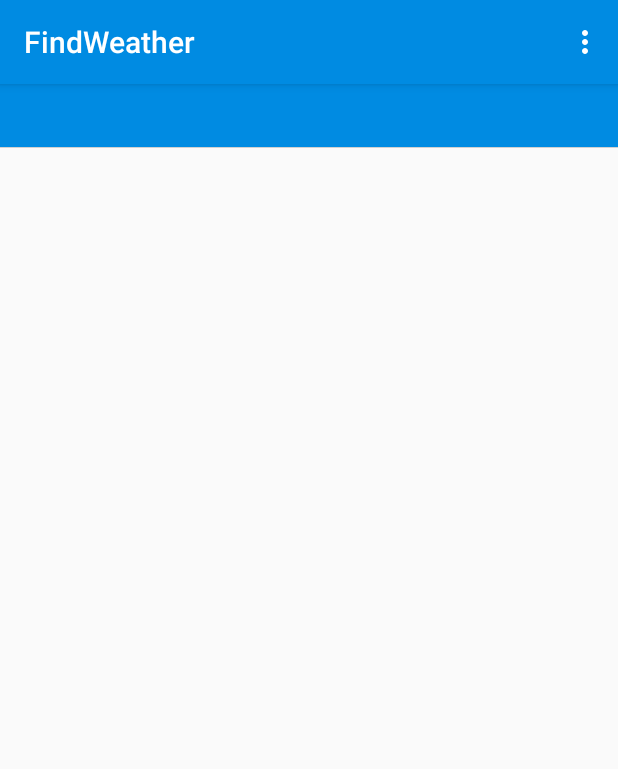
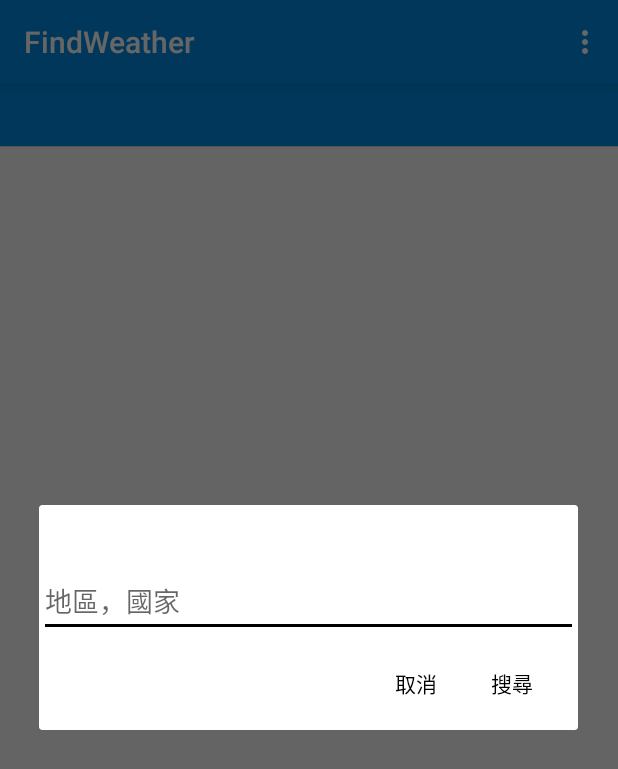
Before and after one commit to XjojoX1989/FindWeather, an Android app: the screen it shows after launch (MainActivity), in the options menu, after a tap on "新增地點", on a phone screen of 412 x 824 dp. Shown: the top 769 px of the screen. Run offline under Robolectric (Android 15) with nearby library versions, the phone set to English and light mode, and no system bars.

Commit message:
新增搜尋區域天氣分頁

```diff
--- a/app/src/main/java/project/chris/findweather/BaseFragment.kt
+++ b/app/src/main/java/project/chris/findweather/BaseFragment.kt
@@ -5,6 +5,7 @@ import android.annotation.SuppressLint
 import android.app.Activity
 import android.app.AlertDialog
 import android.content.Context
+import android.content.DialogInterface
 import android.content.Intent
 import android.content.pm.PackageManager
 import android.graphics.Color
@@ -15,17 +16,18 @@ import android.os.Build
 import android.os.Bundle
 import android.support.v4.app.Fragment
 import android.support.v4.view.ViewPager
+import android.text.TextUtils
 import android.widget.LinearLayout
 import java.util.*
 import android.util.Log
 import android.view.*
+import android.widget.EditText
 import android.widget.TextView
 import android.widget.Toast
 import com.google.android.gms.common.api.GoogleApiClient
 import com.google.android.gms.location.LocationServices
 import project.chris.findweather.MVP.GPSWeatherDetailFragment
-import project.chris.findweather.Network.WeatherAPIManager
-import java.util.concurrent.Executors
+import project.chris.findweather.MVP.view.DesignatedCityFragment
 
 
 @Suppress("IMPLICIT_CAST_TO_ANY")
@@ -235,6 +237,7 @@ class BaseFragment : Fragment(), LocationStatus {
             else
                 view.setBackgroundColor(Color.GRAY)
         }
+
     }
 
 
@@ -242,8 +245,7 @@ class BaseFragment : Fragment(), LocationStatus {
 
         when (item.itemId) {
             R.id.action_add -> {
-                if (lastLocation != null)
-                    onActionAdd(lastLocation!!)
+                createSearchDialog()
             }
             R.id.action_dele -> {
                 delete(mViewPager.currentItem)
@@ -253,6 +255,24 @@ class BaseFragment : Fragment(), LocationStatus {
             }
         }
         return super.onOptionsItemSelected(item)
+    }
+
+    private fun createSearchDialog() {
+        val searchView = LayoutInflater.from(context).inflate(R.layout.custom_dialog, null)
+        AlertDialog.Builder(context)
+                .setView(searchView)
+                .setPositiveButton("搜尋", DialogInterface.OnClickListener { dialog, which ->
+                    val etSearchCity = searchView.findViewById<EditText>(R.id.etSearchCity)
+                    val city = etSearchCity.text.toString()
+                    if (TextUtils.isEmpty(city))
+                        Toast.makeText(context, "請輸入搜尋城市或地區", Toast.LENGTH_SHORT).show();
+                    else
+                        onActionAdd(city)
+                })
+                .setNegativeButton("取消", DialogInterface.OnClickListener { dialog, which ->
+
+                })
+                .show()
     }
 
     private fun delete(currentItem: Int) {
@@ -278,12 +298,19 @@ class BaseFragment : Fragment(), LocationStatus {
         return tv
     }
 
-    protected fun onActionAdd(lastLocation: Location) {
+    protected fun onActionAdd(city: String) {
+        val latLonAddressTriple = getGeoInfoByCityName(city)
         addView(GPSWeatherDetailFragment.newInstance(
-                lastLocation.latitude.toString(),
-                lastLocation.longitude.toString(),
-                address!![0].getAddressLine(0)), loadIndicatorView("測試區"))
+                latLonAddressTriple.first, latLonAddressTriple.second, latLonAddressTriple.third), loadIndicatorView(city))
         mPagerAdapter.notifyDataSetChanged()
     }
 
+    private fun getGeoInfoByCityName(city: String): Triple<String, String, String> {
+        val gc = Geocoder(context);
+        val addresses = gc.getFromLocationName(city, 1); // get the found Address Objects
+        return Triple(addresses[0].latitude.toString(), addresses[0].longitude.toString(), addresses[0].getAddressLine(0))
+
+    }
+
+    annotation class inLineFunction
 }
--- a/app/src/main/java/project/chris/findweather/Constants.kt
+++ b/app/src/main/java/project/chris/findweather/Constants.kt
@@ -12,5 +12,7 @@ class Constants {
         const val LATITUDE = "latitude"
         const val LONGITUDE = "longitude"
         const val ADDRESS = "address"
+        const val CITY = "city"
+        const val GPS = "gps"
     }
 }
--- a/app/src/main/java/project/chris/findweather/Network/WeatherAPIManager.kt
+++ b/app/src/main/java/project/chris/findweather/Network/WeatherAPIManager.kt
@@ -25,7 +25,6 @@ object WeatherAPIManager : BaseAPIManager() {
         val result = Result<CurrentLocationBean>()
 
         val url = "$Get_Current_Location_Weather$API_KEY&lat=$latitude&lon=$longitude&units=metric"
-
         val response = okHttpClient.newCall(generateRequest(url)).execute().body().string()
 
         val resultBean = parser(response, CurrentLocationBean::class.java)
@@ -45,7 +44,6 @@ object WeatherAPIManager : BaseAPIManager() {
         val result = Result<FiveDaysThreeHoursBean>()
 
         val url = "$Get_5Days_3Hours_Weather$API_KEY&lat=$latitude&lon=$longitude&units=metric"
-
         val response = okHttpClient.newCall(generateRequest(url)).execute().body().string()
 
         val resultBean = parser(response, FiveDaysThreeHoursBean::class.java)
--- a/app/src/main/res/layout/base_fragment.xml
+++ b/app/src/main/res/layout/base_fragment.xml
@@ -7,7 +7,7 @@
 
     <LinearLayout
         android:layout_width="match_parent"
-        android:layout_height="wrap_content"
+        android:layout_height="42dp"
         android:layout_gravity="center"
         android:background="@drawable/toolbar_shadow"
         android:orientation="vertical">
@@ -22,15 +22,16 @@
                 android:id="@+id/llIndicator"
                 android:layout_width="wrap_content"
                 android:layout_height="match_parent"
-                android:orientation="horizontal" />
+                android:orientation="horizontal"
+                android:paddingLeft="8dp"
+                android:paddingRight="8dp" />
         </HorizontalScrollView>
     </LinearLayout>
 
 
     <FrameLayout
         android:layout_width="match_parent"
-        android:layout_height="match_parent"
-        android:layout_weight="1">
+        android:layout_height="match_parent">
 
         <android.support.v4.view.ViewPager
             android:id="@+id/vpContainer"
--- /dev/null
+++ b/app/src/main/res/layout/custom_dialog.xml
@@ -0,0 +1,20 @@
+<?xml version="1.0" encoding="utf-8"?>
+<android.support.constraint.ConstraintLayout xmlns:android="http://schemas.android.com/apk/res/android"
+    xmlns:app="http://schemas.android.com/apk/res-auto"
+    xmlns:tools="http://schemas.android.com/tools"
+    android:layout_width="match_parent"
+    android:layout_height="match_parent">
+
+    <EditText
+        android:id="@+id/etSearchCity"
+        android:layout_width="match_parent"
+        android:layout_height="wrap_content"
+        android:layout_marginTop="40dp"
+        android:inputType="text"
+        android:hint="地區，國家"
+        app:layout_constraintEnd_toEndOf="parent"
+        app:layout_constraintHorizontal_bias="0.0"
+        app:layout_constraintStart_toStartOf="parent"
+        app:layout_constraintTop_toTopOf="parent" />
+
+</android.support.constraint.ConstraintLayout>
```
Also changed, not shown: app/src/main/java/project/chris/findweather/MVP/GPSWeatherDetailFragment.kt (+38 -4 lines), app/src/main/java/project/chris/findweather/MVP/view/DesignatedCityFragment.kt (added, +31 -0 lines), app/src/main/res/layout/gps_weather_fragment.xml (+20 -0 lines).
